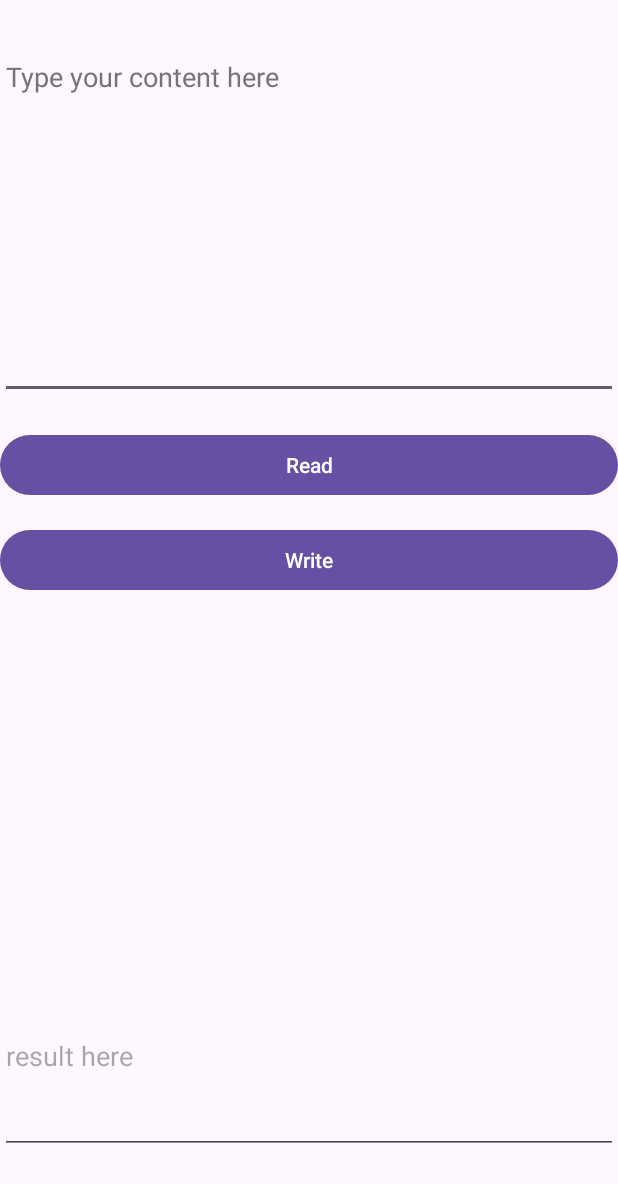
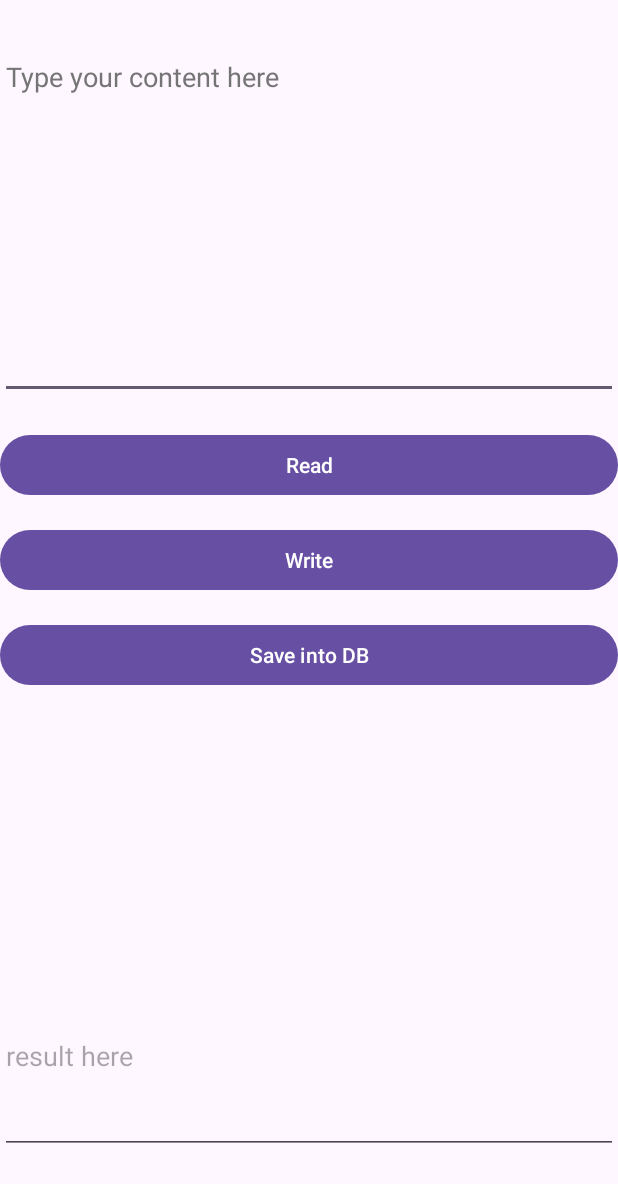
Before and after one commit to LmTrieu/LabEight_205051730, an Android app: the screen it shows after launch (MainActivity), on a phone screen of 412 x 824 dp, the part 52-1236 px from its top. Run offline under Robolectric (Android 15) with nearby library versions, the phone set to English and light mode, and no system bars.

Commit message:
LabEight_205051730

```diff
--- a/app/src/main/AndroidManifest.xml
+++ b/app/src/main/AndroidManifest.xml
@@ -1,6 +1,7 @@
 <?xml version="1.0" encoding="utf-8"?>
 <manifest xmlns:android="http://schemas.android.com/apk/res/android"
     xmlns:tools="http://schemas.android.com/tools">
+    <uses-permission android:name="android.permission.READ_EXTERNAL_STORAGE" />
 
     <application
         android:allowBackup="true"
--- a/app/src/main/res/layout/activity_main.xml
+++ b/app/src/main/res/layout/activity_main.xml
@@ -59,4 +59,12 @@
         android:lines="3"
         app:layout_constraintBottom_toBottomOf="parent"
         app:layout_constraintStart_toStartOf="parent" />
+    <Button
+        android:id="@+id/buttonSaveDB"
+        android:layout_width="match_parent"
+        android:layout_height="wrap_content"
+        android:layout_marginTop="15dp"
+        android:text="@string/button_savedb"
+        app:layout_constraintStart_toStartOf="parent"
+        app:layout_constraintTop_toBottomOf="@+id/buttonWrite" />
 </androidx.constraintlayout.widget.ConstraintLayout>
--- a/app/src/main/res/values/strings.xml
+++ b/app/src/main/res/values/strings.xml
@@ -5,4 +5,5 @@
     <string name="read">Read</string>
     <string name="write">Write</string>
     <string name="result">result here</string>
+    <string name="button_savedb">Save into DB</string>
 </resources>
```
Also changed, not shown: app/src/main/java/com/example/labeight/LabDatabase.java (added, +65 -0 lines), app/src/main/java/com/example/labeight/MainActivity.java (+30 -1 lines).
